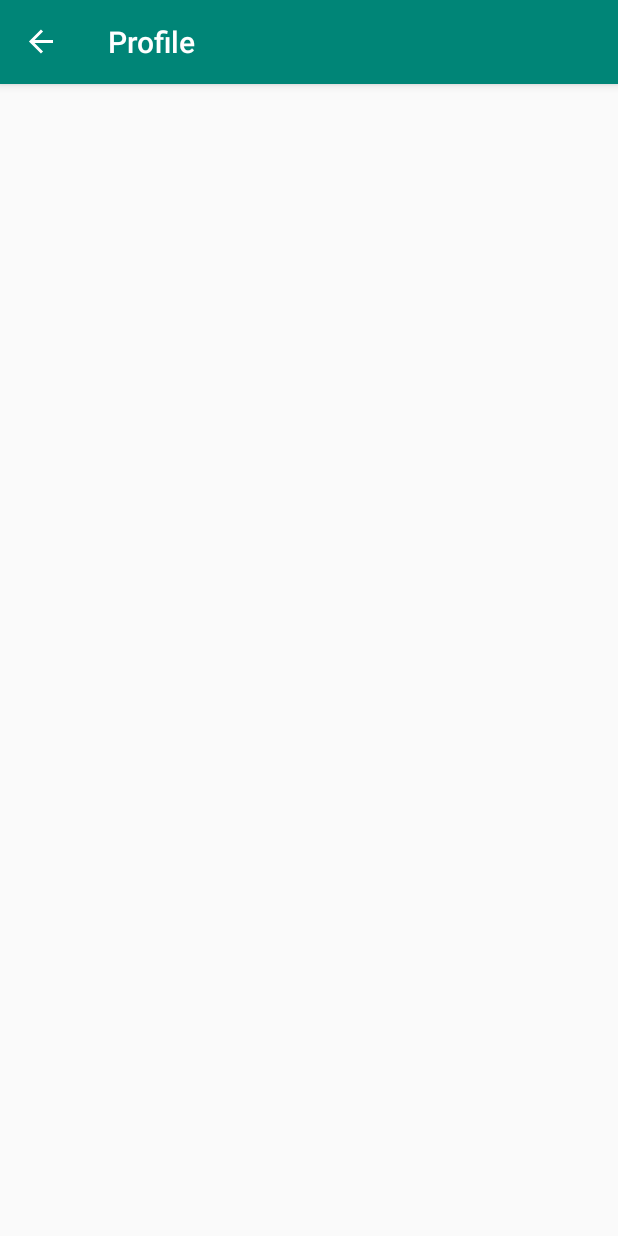
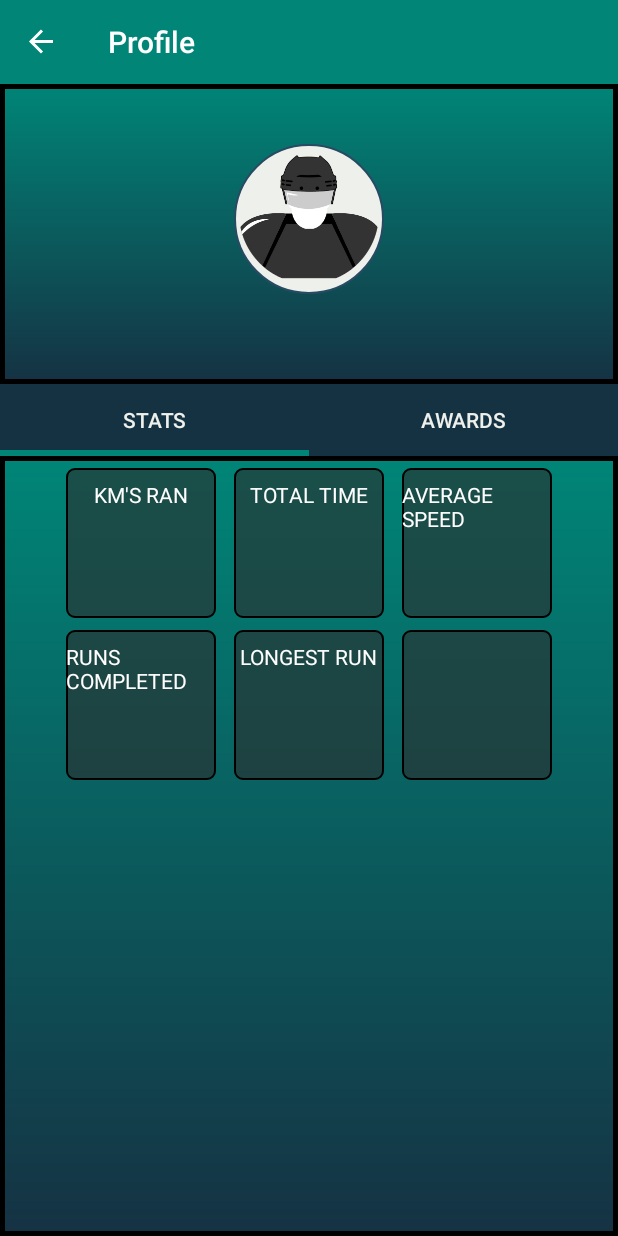
Before and after one commit to EetuL96/PolarProject2019, an Android app: the ProfileFragment screen opened through its navigation route, on a phone screen of 412 x 824 dp. Run offline under Robolectric (Android 15) with nearby library versions, the phone set to English and light mode, and no system bars; our stand-ins replace navigation-ui; network calls fail; Roboto replaces fonts that are not available here; 1 statement that could not run was skipped.

Commit message:
ProfileFragment improvements made

```diff
--- a/app/src/main/java/com/example/polarproject/ProfileFragment.java
+++ b/app/src/main/java/com/example/polarproject/ProfileFragment.java
@@ -4,7 +4,10 @@ import android.content.Context;
 import android.net.Uri;
 import android.os.Bundle;
 
+import androidx.annotation.NonNull;
+import androidx.annotation.Nullable;
 import androidx.fragment.app.Fragment;
+import androidx.viewpager2.widget.ViewPager2;
 
 import android.util.Log;
 import android.view.LayoutInflater;
@@ -12,7 +15,10 @@ import android.view.View;
 import android.view.ViewGroup;
 import android.widget.TextView;
 
+import com.example.polarproject.Adapters.MyProfileFragmentStateAdapter;
 import com.example.polarproject.Classes.HerokuDataBase;
+import com.google.android.material.tabs.TabLayout;
+import com.google.android.material.tabs.TabLayoutMediator;
 
 
 /**
@@ -23,7 +29,7 @@ import com.example.polarproject.Classes.HerokuDataBase;
  * Use the {@link ProfileFragment#newInstance} factory method to
  * create an instance of this fragment.
  */
-public class ProfileFragment extends Fragment {
+public class ProfileFragment extends Fragment implements TabLayoutMediator.TabConfigurationStrategy{
     // TODO: Rename parameter arguments, choose names that match
     // the fragment initialization parameters, e.g. ARG_ITEM_NUMBER
     private static final String ARG_PARAM1 = "param1";
@@ -35,6 +41,8 @@ public class ProfileFragment extends Fragment {
 
     private OnFragmentInteractionListener mListener;
 
+    MyProfileFragmentStateAdapter fragmentStateAdapter;
+    ViewPager2 viewPager;
 
     public ProfileFragment() {
         // Required empty public constructor
@@ -74,12 +82,30 @@ public class ProfileFragment extends Fragment {
                              Bundle savedInstanceState) {
         // Inflate the layout for this fragment
         View view = inflater.inflate(R.layout.fragment_profile, container, false);
-        TextView tv = view.findViewById(R.id.textView);
+        TextView tv = view.findViewById(R.id.textViewName);
         String name = getArguments().getString("name");
         tv.setText(name);
 
 
         return view;
+    }
+
+    @Override
+    public void onViewCreated(@NonNull View view, @Nullable Bundle savedInstanceState) {
+
+        fragmentStateAdapter = new MyProfileFragmentStateAdapter(this);
+        viewPager = view.findViewById(R.id.pager);
+        viewPager.setAdapter(fragmentStateAdapter);
+
+        TabLayout tabLayout = view.findViewById(R.id.tab_layout);
+        /*new TabLayoutMediator(tabLayout, viewPager, (tab, position) -> tab.setText("PAGE " + (position + 1))
+        ).attach();*/
+        TabLayoutMediator tabLayoutMediator;
+        tabLayoutMediator = new TabLayoutMediator(tabLayout, viewPager, this);
+        tabLayoutMediator.attach();
+
+
+
     }
 
     // TODO: Rename method, update argument and hook method into UI event
@@ -106,6 +132,20 @@ public class ProfileFragment extends Fragment {
         mListener = null;
     }
 
+    @Override
+    public void onConfigureTab(@NonNull TabLayout.Tab tab, int position) {
+
+        if (position == 0)
+        {
+            tab.setText("STATS");
+        }
+        else
+        {
+            tab.setText("AWARDS");
+        }
+
+    }
+
 
     /**
      * This interface must be implemented by activities that contain this
--- a/app/src/main/res/layout/fragment_awards.xml
+++ b/app/src/main/res/layout/fragment_awards.xml
@@ -5,7 +5,7 @@
     xmlns:tools="http://schemas.android.com/tools"
     android:layout_width="match_parent"
     android:layout_height="match_parent"
-    android:background="@color/colorLightGray">
+    android:background="@drawable/background1">
 
     <TableLayout
         android:layout_width="match_parent"
--- a/app/src/main/res/layout/fragment_my_profile.xml
+++ b/app/src/main/res/layout/fragment_my_profile.xml
@@ -72,9 +72,4 @@
 
     </LinearLayout>
 
-
-
-
-
-
 </androidx.constraintlayout.widget.ConstraintLayout>
--- a/app/src/main/res/layout/fragment_profile.xml
+++ b/app/src/main/res/layout/fragment_profile.xml
@@ -1,15 +1,75 @@
 <?xml version="1.0" encoding="utf-8"?>
-<FrameLayout xmlns:android="http://schemas.android.com/apk/res/android"
+<androidx.constraintlayout.widget.ConstraintLayout xmlns:android="http://schemas.android.com/apk/res/android"
+    xmlns:app="http://schemas.android.com/apk/res-auto"
     xmlns:tools="http://schemas.android.com/tools"
     android:layout_width="match_parent"
     android:layout_height="match_parent"
     tools:context=".ProfileFragment">
 
-    <!-- TODO: Update blank fragment layout -->
-    <TextView
+    <LinearLayout
         android:layout_width="match_parent"
         android:layout_height="match_parent"
-        android:text="@string/hello_blank_fragment"
-        android:id="@+id/textView"/>
+        android:orientation="vertical"
+        app:layout_constraintEnd_toEndOf="parent"
+        app:layout_constraintStart_toStartOf="parent"
+        app:layout_constraintTop_toTopOf="parent">
 
-</FrameLayout>
+        <androidx.constraintlayout.widget.ConstraintLayout
+            android:layout_width="match_parent"
+            android:layout_height="200dp"
+            android:background="@drawable/background1"
+            app:layout_constraintEnd_toEndOf="parent"
+            app:layout_constraintStart_toStartOf="parent"
+            app:layout_constraintTop_toTopOf="parent">
+
+            <ImageView
+                android:id="@+id/imageView"
+                android:layout_width="100dp"
+                android:layout_height="100dp"
+                android:layout_marginTop="40dp"
+                android:src="@drawable/userdefaultimagecropped"
+                android:background="@drawable/my_profile_circle_shape"
+                app:layout_constraintEnd_toEndOf="parent"
+                app:layout_constraintStart_toStartOf="parent"
+                app:layout_constraintTop_toTopOf="parent" />
+
+            <TextView
+                android:id="@+id/textViewName"
+                android:layout_width="wrap_content"
+                android:layout_height="wrap_content"
+                android:layout_marginTop="16dp"
+                android:text="Uuno User"
+                android:textSize="20dp"
+                android:textStyle="bold"
+                android:textColor="@color/colorLightGray"
+                app:layout_constraintEnd_toEndOf="parent"
+                app:layout_constraintStart_toStartOf="parent"
+                app:layout_constraintTop_toBottomOf="@+id/imageView" />
+        </androidx.constraintlayout.widget.ConstraintLayout>
+
+        <LinearLayout xmlns:android="http://schemas.android.com/apk/res/android"
+            android:layout_width="match_parent"
+            android:layout_height="match_parent"
+            android:orientation="vertical">
+
+            <com.google.android.material.tabs.TabLayout
+                android:id="@+id/tab_layout"
+                android:layout_width="match_parent"
+                android:layout_height="wrap_content"
+                android:background="@color/colorBlue"
+                app:tabTextColor="@color/colorLightGray"
+                app:tabIndicatorColor="@color/colorPrimary"
+                app:tabIndicatorHeight="4dp"
+                />
+
+            <androidx.viewpager2.widget.ViewPager2
+                android:id="@+id/pager"
+                android:layout_width="match_parent"
+                android:layout_height="0dp"
+                android:layout_weight="1"
+                android:background="@drawable/background1"/>
+
+        </LinearLayout>
+    </LinearLayout>
+
+</androidx.constraintlayout.widget.ConstraintLayout>
--- a/app/src/main/res/layout/fragment_stats.xml
+++ b/app/src/main/res/layout/fragment_stats.xml
@@ -5,7 +5,7 @@
     xmlns:tools="http://schemas.android.com/tools"
     android:layout_width="match_parent"
     android:layout_height="match_parent"
-    android:background="@color/colorLightGray">
+    android:background="@drawable/background1">
 
     <TableLayout
         android:layout_width="match_parent"
```
